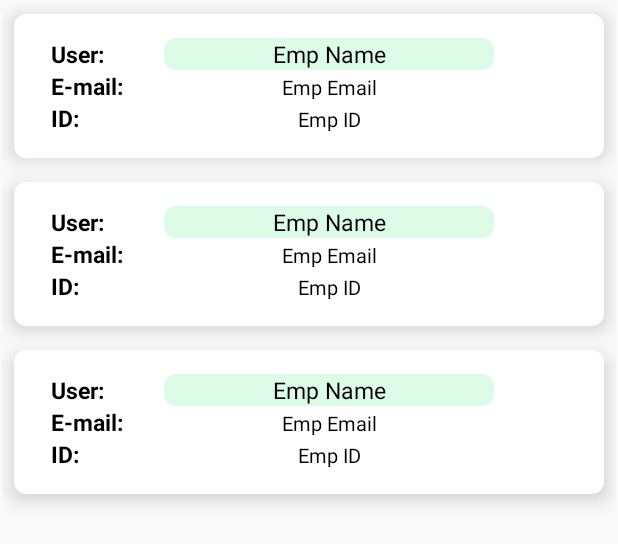
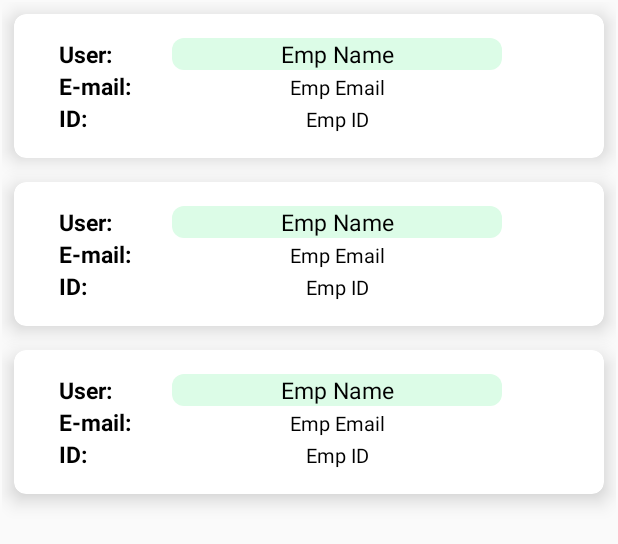
Before and after one commit to theualves/ProjetoAndroidStudioKotlin, an Android app: the layout activity_lista_usuario.xml on its own in the app's theme, with its tools: preview values and no code run, on a phone screen of 412 x 824 dp. Shown: the top 544 px of the screen. Run offline under Robolectric (Android 15) with nearby library versions, the phone set to English and light mode, and no system bars.

Commit message:
responsividade das emp_list

```diff
--- a/app/src/main/res/layout/activity_tela_cadastro.xml
+++ b/app/src/main/res/layout/activity_tela_cadastro.xml
@@ -67,13 +67,13 @@
 
     <androidx.appcompat.widget.AppCompatButton
         android:id="@+id/buttonFinalize"
-        android:layout_width="150dp"
+        android:layout_width="130dp"
         android:layout_height="48dp"
-        android:layout_marginTop="80dp"
+        android:layout_marginTop="44dp"
         android:background="@drawable/background_button"
         android:text="@string/finalizeRegs"
         android:textColor="@color/white"
-        android:textSize="20dp"
+        android:textSize="18dp"
         app:layout_constraintEnd_toEndOf="@+id/edDataNasc"
         app:layout_constraintHorizontal_bias="1.0"
         app:layout_constraintStart_toStartOf="@+id/edDataNasc"
--- a/app/src/main/res/layout/emp_list_item.xml
+++ b/app/src/main/res/layout/emp_list_item.xml
@@ -25,7 +25,8 @@
                 android:text="@string/listItemUser"
                 android:textColor="@color/black"
                 android:textSize="15sp"
-                android:textStyle="bold" />
+                android:textStyle="bold"
+                android:layout_marginStart="5dp"/>
 
             <TextView
                 android:id="@+id/tvEmpName"
@@ -51,7 +52,8 @@
                 android:text="E-mail:"
                 android:textColor="@color/black"
                 android:textSize="15sp"
-                android:textStyle="bold" />
+                android:textStyle="bold"
+                android:layout_marginStart="5dp"/>
 
             <TextView
                 android:id="@+id/tvEmpEmail"
@@ -76,7 +78,8 @@
                 android:text="ID:"
                 android:textColor="@color/black"
                 android:textSize="15sp"
-                android:textStyle="bold" />
+                android:textStyle="bold"
+                android:layout_marginStart="5dp"/>
 
             <TextView
                 android:id="@+id/tvEmpId"
```
